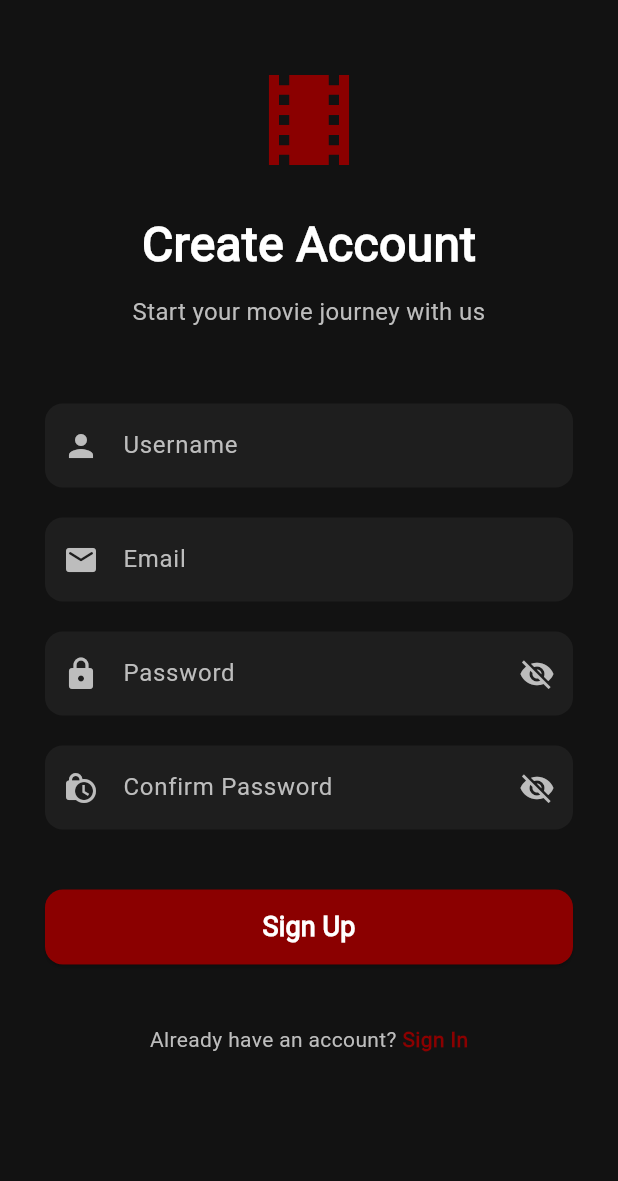
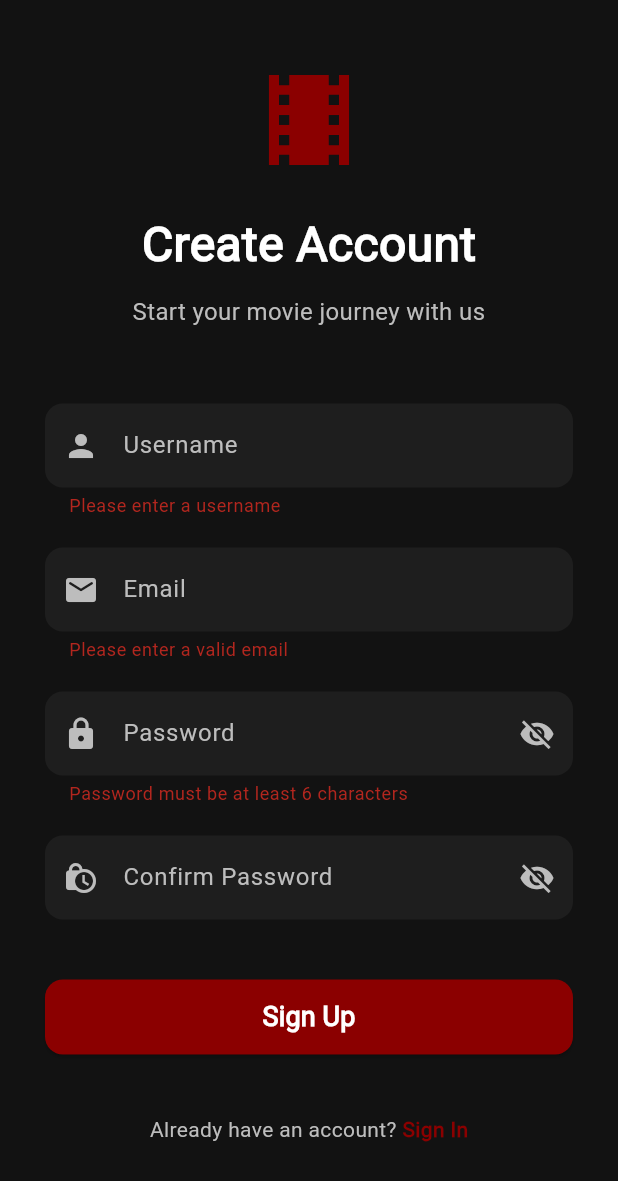
Before and after one commit to Sunidhi-Gautam/Book-It-Now-Flutter-App, a Flutter app: the SignUpPage screen opened directly, after a tap on "Sign Up", on a phone screen of 412 x 824 dp. Shown: the top 1181 px of the screen. Run offline on Flutter 3.47's test engine with Material 3 defaults, Android fonts, the phone set to English and light mode, and no system bars; our stand-ins replace cloud_firestore, firebase_auth, firebase_core, flutter_carousel_widget, flutter_rating_bar, flutter_svg and 2 more; missing offline and left inert: book_my_seat, syncfusion_flutter_barcodes; accounts and stored records are empty.

```diff
--- a/lib/screens/signupPage.dart
+++ b/lib/screens/signupPage.dart
@@ -13,7 +13,6 @@ class SignUpPage extends StatefulWidget {
 }
 
 class _SignUpPageState extends State<SignUpPage> {
-  // 1. ADD A FORM KEY for validation
   final _formKey = GlobalKey<FormState>();
 
   bool _isPasswordObscured = true;
@@ -23,7 +22,8 @@ class _SignUpPageState extends State<SignUpPage> {
   final TextEditingController _usernameController = TextEditingController();
   final TextEditingController _emailController = TextEditingController();
   final TextEditingController _passwordController = TextEditingController();
-  final TextEditingController _confirmPasswordController = TextEditingController();
+  final TextEditingController _confirmPasswordController =
+      TextEditingController();
 
   @override
   void dispose() {
@@ -35,7 +35,6 @@ class _SignUpPageState extends State<SignUpPage> {
   }
 
   Future<void> _signUp() async {
-    // 2. VALIDATE THE FORM before proceeding
     if (!_formKey.currentState!.validate()) {
       return;
     }
@@ -52,24 +51,23 @@ class _SignUpPageState extends State<SignUpPage> {
         _usernameController.text.trim(),
       );
 
-      // 3. PASS THE USERNAME to the wallet manager
       await WalletManager.createUserWallet(
         username: _usernameController.text.trim(),
       );
 
-      // 4. CHECK IF WIDGET IS STILL MOUNTED before using context
       if (!mounted) return;
 
       ScaffoldMessenger.of(context).showSnackBar(
         const SnackBar(content: Text("Account created successfully!")),
       );
 
+      // --- CORRECTED NAVIGATION ---
+      // This is correct. After signing up, replace this page with the home page.
       Navigator.of(context).pushReplacement(
         MaterialPageRoute(builder: (context) => const HomePageScreen()),
       );
     } on FirebaseAuthException catch (e) {
       String message;
-      // ... your excellent error handling logic is perfect ...
       if (e.code == 'weak-password') {
         message = "The password is too weak.";
       } else if (e.code == 'email-already-in-use') {
@@ -80,14 +78,14 @@ class _SignUpPageState extends State<SignUpPage> {
         message = "Sign up failed: ${e.message}";
       }
       if (!mounted) return;
-      ScaffoldMessenger.of(context).showSnackBar(SnackBar(content: Text(message)));
+      ScaffoldMessenger.of(context)
+          .showSnackBar(SnackBar(content: Text(message)));
     } catch (e) {
       if (!mounted) return;
       ScaffoldMessenger.of(context).showSnackBar(
         SnackBar(content: Text("Unexpected error: $e")),
       );
     } finally {
-      // Check mounted state before setting state
       if (mounted) {
         setState(() => _isLoading = false);
       }
@@ -101,12 +99,16 @@ class _SignUpPageState extends State<SignUpPage> {
       body: SafeArea(
         child: SingleChildScrollView(
           child: Padding(
-            padding: const EdgeInsets.symmetric(horizontal: 30.0, vertical: 40.0),
+            padding:
+                const EdgeInsets.symmetric(horizontal: 30.0, vertical: 40.0),
+            child: Form(
+              key: _formKey,
               child: Column(
                 mainAxisAlignment: MainAxisAlignment.center,
                 crossAxisAlignment: CrossAxisAlignment.center,
                 children: [
-                const Icon(Icons.theaters, size: 80, color: kPrimaryColorColor),
+                  const Icon(Icons.theaters,
+                      size: 80, color: kPrimaryColorColor),
                   const SizedBox(height: 20),
                   const Text(
                     'Create Account',
@@ -123,13 +125,9 @@ class _SignUpPageState extends State<SignUpPage> {
                     textAlign: TextAlign.center,
                   ),
                   const SizedBox(height: 50),
-
-
-                  // 6. CHANGE TextField to TextFormField and add validators
                   TextFormField(
                     controller: _usernameController,
                     decoration: InputDecoration(
-                      // ... your decoration is fine
                       hintText: 'Username',
                       hintStyle: const TextStyle(color: kGreyColor),
                       prefixIcon: const Icon(Icons.person, color: kGreyColor),
@@ -149,14 +147,13 @@ class _SignUpPageState extends State<SignUpPage> {
                     },
                   ),
                   const SizedBox(height: 20),
-
                   TextFormField(
                     controller: _emailController,
                     decoration: InputDecoration(
-                     // ... your decoration is fine
                       hintText: 'Email',
                       hintStyle: const TextStyle(color: kGreyColor),
-                    prefixIcon: const Icon(Icons.email_rounded, color: kGreyColor),
+                      prefixIcon:
+                          const Icon(Icons.email_rounded, color: kGreyColor),
                       filled: true,
                       fillColor: kTextFieldFill,
                       border: OutlineInputBorder(
@@ -167,29 +164,32 @@ class _SignUpPageState extends State<SignUpPage> {
                     keyboardType: TextInputType.emailAddress,
                     style: const TextStyle(color: kAccentColor),
                     validator: (value) {
-                      if (value == null || !value.contains('@')) {
+                      if (value == null ||
+                          !RegExp(r'^[^@]+@[^@]+\.[^@]+').hasMatch(value)) {
                         return 'Please enter a valid email';
                       }
                       return null;
                     },
                   ),
                   const SizedBox(height: 20),
-
                   TextFormField(
                     controller: _passwordController,
                     obscureText: _isPasswordObscured,
                     decoration: InputDecoration(
-                     // ... your decoration is fine
                       hintText: 'Password',
                       hintStyle: const TextStyle(color: kGreyColor),
-                    prefixIcon: const Icon(Icons.lock_rounded, color: kGreyColor),
+                      prefixIcon:
+                          const Icon(Icons.lock_rounded, color: kGreyColor),
                       suffixIcon: IconButton(
                         icon: Icon(
-                        _isPasswordObscured ? Icons.visibility_off : Icons.visibility,
+                          _isPasswordObscured
+                              ? Icons.visibility_off
+                              : Icons.visibility,
                           color: kGreyColor,
                         ),
                         onPressed: () {
-                        setState(() => _isPasswordObscured = !_isPasswordObscured);
+                          setState(() =>
+                              _isPasswordObscured = !_isPasswordObscured);
                         },
                       ),
                       filled: true,
@@ -208,22 +208,24 @@ class _SignUpPageState extends State<SignUpPage> {
                     },
                   ),
                   const SizedBox(height: 20),
-
                   TextFormField(
                     controller: _confirmPasswordController,
                     obscureText: _isConfirmPasswordObscured,
                     decoration: InputDecoration(
-                     // ... your decoration is fine
                       hintText: 'Confirm Password',
                       hintStyle: const TextStyle(color: kGreyColor),
-                    prefixIcon: const Icon(Icons.lock_clock, color: kGreyColor),
+                      prefixIcon:
+                          const Icon(Icons.lock_clock, color: kGreyColor),
                       suffixIcon: IconButton(
                         icon: Icon(
-                        _isConfirmPasswordObscured ? Icons.visibility_off : Icons.visibility,
+                          _isConfirmPasswordObscured
+                              ? Icons.visibility_off
+                              : Icons.visibility,
                           color: kGreyColor,
                         ),
                         onPressed: () {
-                        setState(() => _isConfirmPasswordObscured = !_isConfirmPasswordObscured);
+                          setState(() => _isConfirmPasswordObscured =
+                              !_isConfirmPasswordObscured);
                         },
                       ),
                       filled: true,
@@ -242,8 +244,6 @@ class _SignUpPageState extends State<SignUpPage> {
                     },
                   ),
                   const SizedBox(height: 40),
-
-                // Sign Up Button
                   SizedBox(
                     width: double.infinity,
                     height: 50,
@@ -267,7 +267,6 @@ class _SignUpPageState extends State<SignUpPage> {
                             ),
                     ),
                   ),
-                  // ... the rest of your UI is perfect ...
                   const SizedBox(height: 40),
                   Row(
                     mainAxisAlignment: MainAxisAlignment.center,
@@ -276,7 +275,9 @@ class _SignUpPageState extends State<SignUpPage> {
                           style: TextStyle(color: kGreyColor)),
                       GestureDetector(
                         onTap: () {
-                        Navigator.of(context).pop(); // just go back
+                          // --- CORRECTED NAVIGATION ---
+                          // This will now work correctly because we used push() to get here
+                          Navigator.of(context).pop();
                         },
                         child: const Text(
                           'Sign In',
@@ -293,6 +294,7 @@ class _SignUpPageState extends State<SignUpPage> {
             ),
           ),
         ),
+      ),
     );
   }
 }
```
Also changed, not shown: lib/screens/siginPage.dart (+21 -23 lines). Lines whose indentation alone changed are shown as unchanged.
